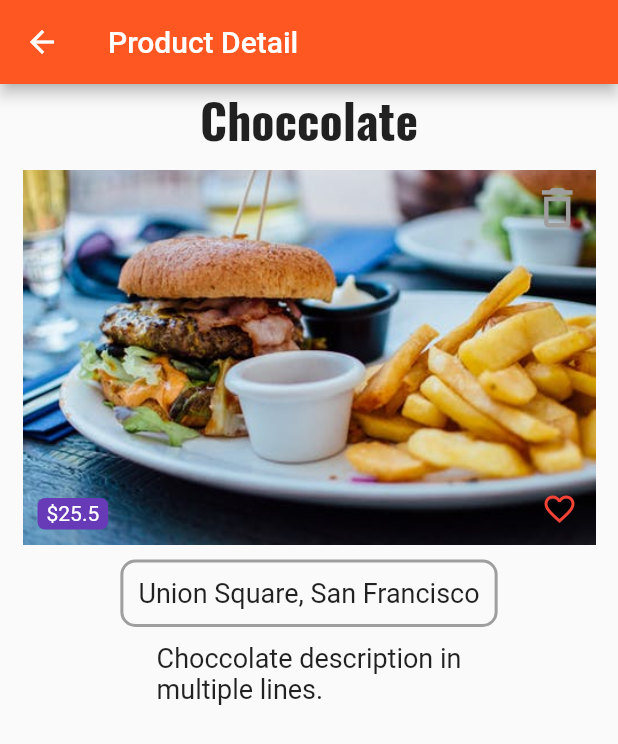
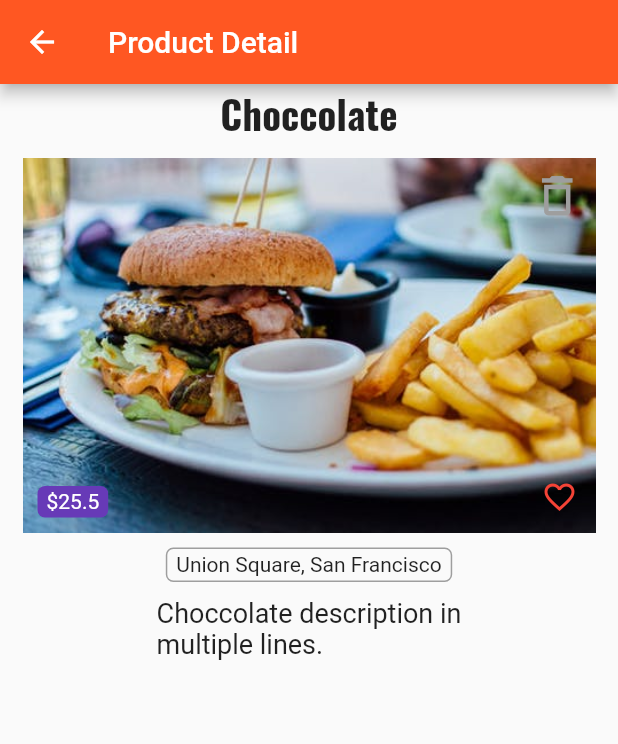
Before and after one commit to bbozo/flutter_tutorial, a Flutter app: the ProductsPage screen opened by its route, after a tap on the "info" icon, on a phone screen of 412 x 824 dp. Shown: the top 744 px of the screen. Run offline on Flutter 3.47's test engine with Material 2 defaults, Android fonts, the phone set to English and light mode, and no system bars.

Commit message:
lecture 114

```diff
--- a/lib/pages/product.dart
+++ b/lib/pages/product.dart
@@ -1,7 +1,9 @@
 import 'package:flutter/material.dart';
+import 'package:flutter_tutorial/widgets/product/address_tag.dart';
 import 'dart:async';
 
 import 'package:flutter_tutorial/widgets/product/price_tag.dart';
+import 'package:flutter_tutorial/widgets/ui_elements/default_title.dart';
 
 class ProductPage extends StatelessWidget {
   final Map<String, dynamic> product;
@@ -45,13 +47,7 @@ class ProductPage extends StatelessWidget {
         body: Column(
           crossAxisAlignment: CrossAxisAlignment.center,
           children: <Widget>[
-            Text(
-              product['title'],
-              style: TextStyle(
-                  fontSize: 32.0,
-                  fontWeight: FontWeight.bold,
-                  fontFamily: 'Oswald'),
-            ),
+            DefaultTitle(product['title']),
             Container(
               constraints: BoxConstraints.expand(height: 250.0),
               margin: EdgeInsets.symmetric(horizontal: 15.0, vertical: 10.0),
@@ -89,17 +85,7 @@ class ProductPage extends StatelessWidget {
                 ],
               ),
             ),
-            Container(
-              decoration: BoxDecoration(
-                borderRadius: BorderRadius.circular(10),
-                border: Border.all(color: Colors.grey, width: 2.0),
-              ),
-              padding: EdgeInsets.all(10.0),
-              child: Text(
-                product['address'],
-                style: TextStyle(fontSize: 18.0),
-              ),
-            ),
+            AddressTag(product['address']),
             Container(
               padding: EdgeInsets.all(10.0),
               child: Text(
--- /dev/null
+++ b/lib/widgets/product/address_tag.dart
@@ -0,0 +1,17 @@
+import 'package:flutter/material.dart';
+
+class AddressTag extends StatelessWidget {
+  final String address;
+
+  AddressTag(this.address);
+
+  @override
+  Widget build(BuildContext context) {
+    return Container(
+        decoration: BoxDecoration(
+            border: Border.all(color: Colors.grey, width: 1.0),
+            borderRadius: BorderRadius.circular(5.0)),
+        padding: EdgeInsets.symmetric(horizontal: 6.0, vertical: 2.5),
+        child: Text(address));
+  }
+}
--- a/lib/widgets/product/product_card.dart
+++ b/lib/widgets/product/product_card.dart
@@ -1,5 +1,7 @@
 import 'package:flutter/material.dart';
+import 'package:flutter_tutorial/widgets/product/address_tag.dart';
 import 'package:flutter_tutorial/widgets/product/price_tag.dart';
+import 'package:flutter_tutorial/widgets/ui_elements/default_title.dart';
 
 class ProductCard extends StatelessWidget {
   final Map<String, dynamic> product;
@@ -18,24 +20,13 @@ class ProductCard extends StatelessWidget {
             child: Row(
               mainAxisAlignment: MainAxisAlignment.center,
               children: <Widget>[
-                Text(
-                  product['title'],
-                  style: TextStyle(
-                      fontSize: 26.0,
-                      fontWeight: FontWeight.bold,
-                      fontFamily: 'Oswald'),
-                ),
+                DefaultTitle(product['title']),
                 SizedBox(width: 8.0),
                 PriceTag(product['price']),
               ],
             ),
           ),
-          Container(
-              decoration: BoxDecoration(
-                  border: Border.all(color: Colors.grey, width: 1.0),
-                  borderRadius: BorderRadius.circular(5.0)),
-              padding: EdgeInsets.symmetric(horizontal: 6.0, vertical: 2.5),
-              child: Text(product['address'])),
+          AddressTag(product['address']),
           ButtonBar(
             alignment: MainAxisAlignment.center,
             children: <Widget>[
--- /dev/null
+++ b/lib/widgets/ui_elements/default_title.dart
@@ -0,0 +1,16 @@
+import 'package:flutter/material.dart';
+
+class DefaultTitle extends StatelessWidget {
+  final String title;
+
+  DefaultTitle(this.title);
+
+  @override
+  Widget build(BuildContext context) {
+    return Text(
+      title,
+      style: TextStyle(
+          fontSize: 26.0, fontWeight: FontWeight.bold, fontFamily: 'Oswald'),
+    );
+  }
+}
```
